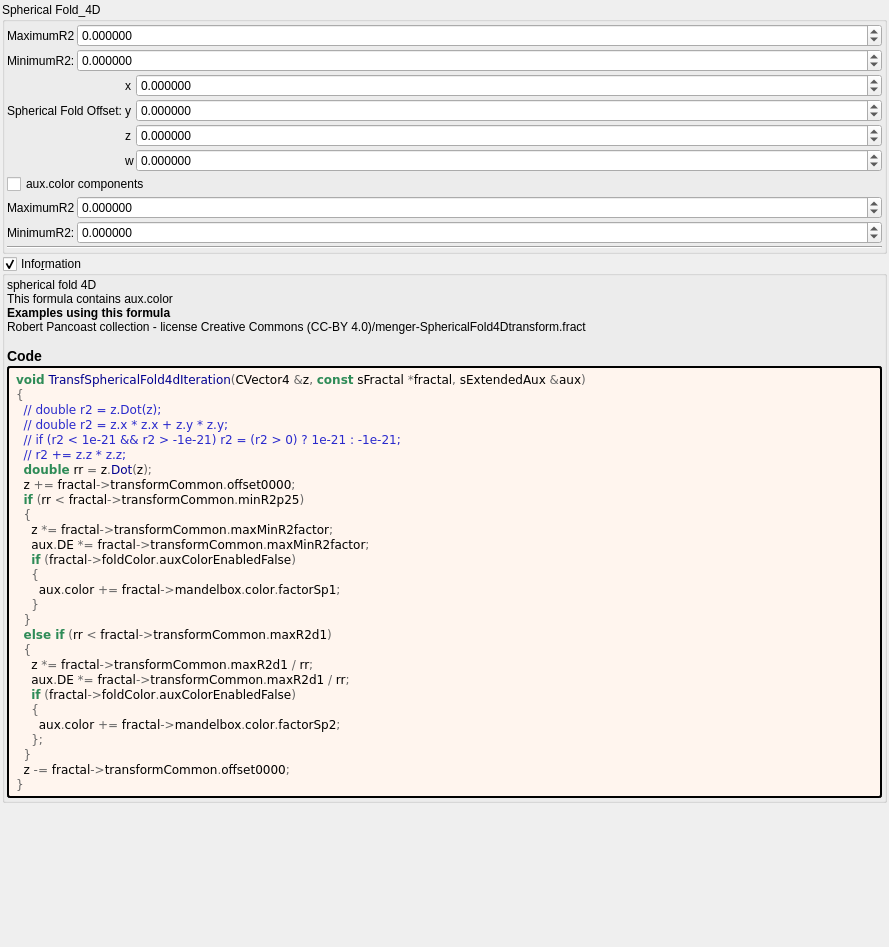
First picture: the form in mandelbulber2/formula/ui/transf_spherical_fold4d.ui, repository buddhi1980/mandelbulber2, before the edit.
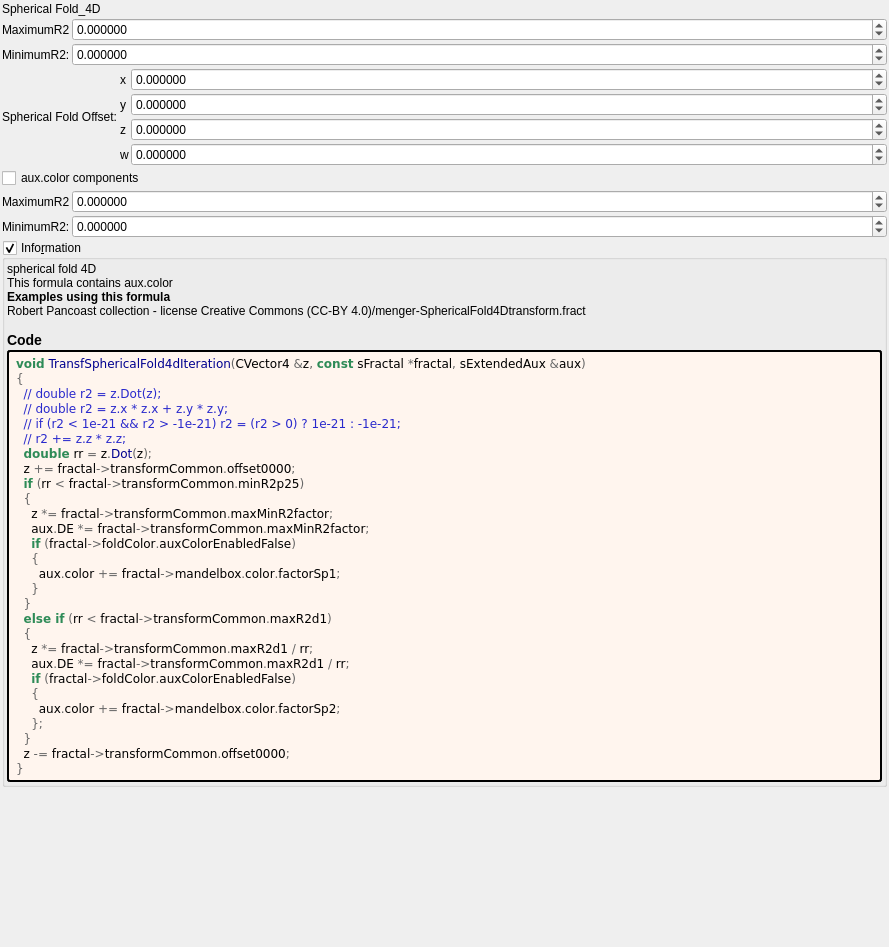
Second picture: the form after the edit. Custom widgets are drawn as their Qt base class.

```diff
--- a/mandelbulber2/formula/ui/transf_spherical_fold4d.ui
+++ b/mandelbulber2/formula/ui/transf_spherical_fold4d.ui
@@ -30,29 +30,12 @@
     <number>2</number>
    </property>
    <item>
-    <widget class="QGroupBox" name="groupBox">
-     <property name="title">
+    <widget class="QLabel" name="label_6">
+     <property name="text">
       <string>Spherical Fold_4D</string>
      </property>
-     <property name="checkable">
-      <bool>false</bool>
-     </property>
-     <layout class="QVBoxLayout" name="verticalLayout_12" stretch="0,0,0,0">
-      <property name="spacing">
-       <number>2</number>
-      </property>
-      <property name="leftMargin">
-       <number>2</number>
-      </property>
-      <property name="topMargin">
-       <number>2</number>
-      </property>
-      <property name="rightMargin">
-       <number>2</number>
-      </property>
-      <property name="bottomMargin">
-       <number>2</number>
-      </property>
+    </widget>
+   </item>
       <item>
        <layout class="QGridLayout" name="gridLayout_15" columnstretch="0,1">
         <property name="spacing">
@@ -212,13 +195,6 @@
           </property>
          </widget>
         </item>
-        <item row="1" column="1">
-         <widget class="QLabel" name="label_91">
-          <property name="text">
-           <string>Spherical Fold Offset:</string>
-          </property>
-         </widget>
-        </item>
         <item row="2" column="3">
          <widget class="MyDoubleSpinBox" name="spinbox4_transf_offset_0000_z">
           <property name="sizePolicy">
@@ -282,6 +258,13 @@
           </property>
          </widget>
         </item>
+     <item row="1" column="1" rowspan="2">
+      <widget class="QLabel" name="label_91">
+       <property name="text">
+        <string>Spherical Fold Offset:</string>
+       </property>
+      </widget>
+     </item>
        </layout>
       </item>
       <item>
@@ -367,16 +350,6 @@
          </widget>
         </item>
        </layout>
-      </item>
-      <item>
-       <widget class="Line" name="line_13">
-        <property name="orientation">
-         <enum>Qt::Horizontal</enum>
-        </property>
-       </widget>
-      </item>
-     </layout>
-    </widget>
    </item>
    <item>
     <widget class="MyGroupBox" name="groupCheck_info">
```
Left out of the diff: 2 changed lines with no effect on the pictures. Lines whose indentation alone changed are shown as unchanged.
